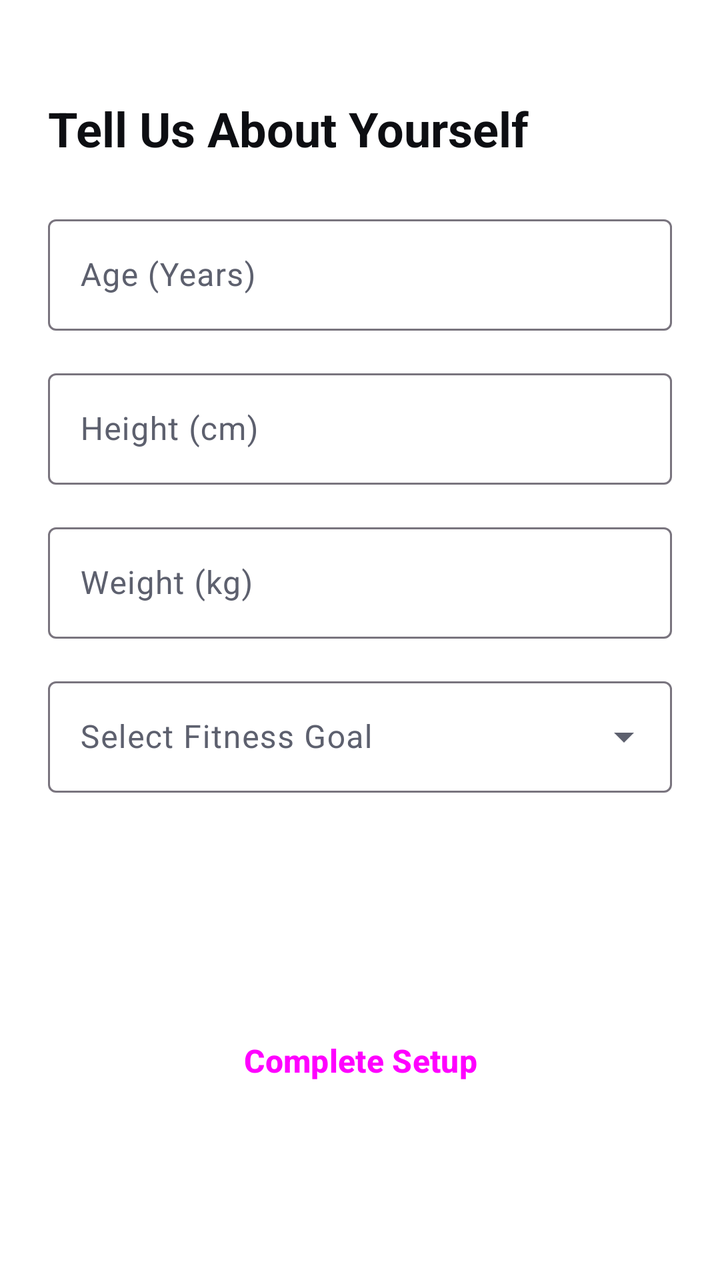
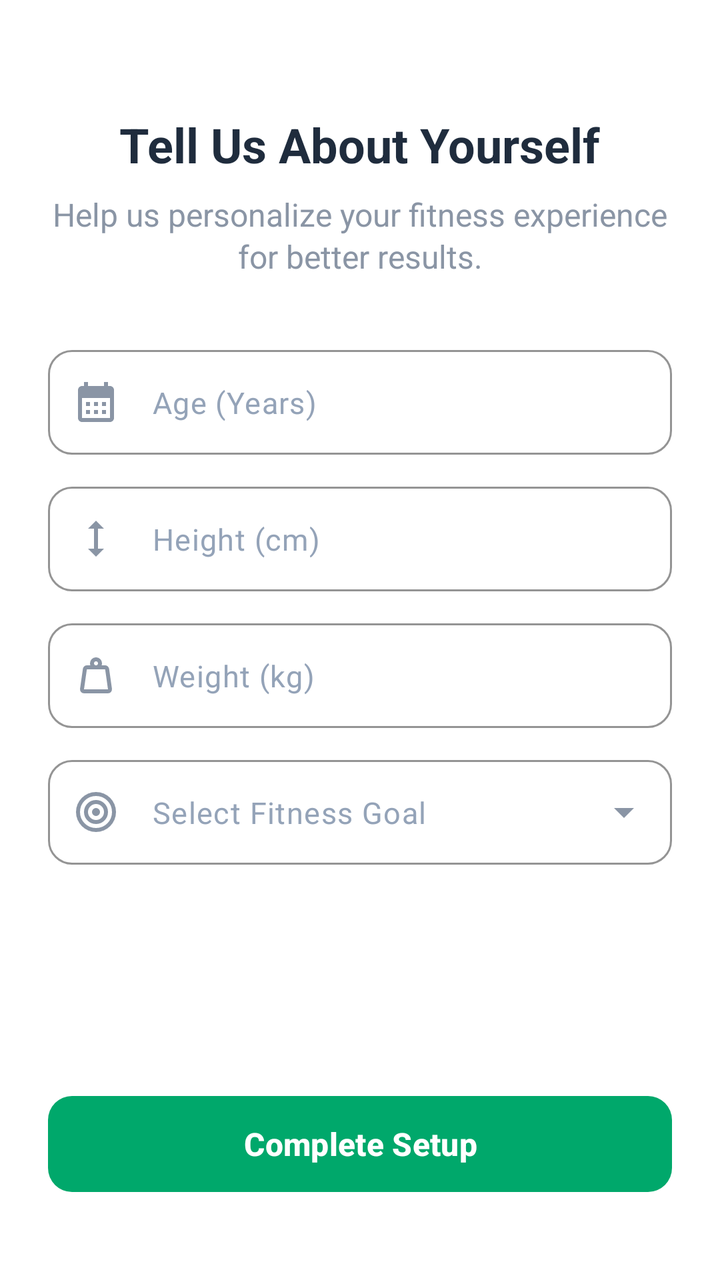

Two renders of the same Android screen: before a commit and after it. Below are the layout's source before the change and the commit's diff.
<!-- AndroidManifest.xml: application theme Theme.AuraFitAI -->
<!-- res/layout/fragment_onboarding.xml -->
<?xml version="1.0" encoding="utf-8"?>
<ScrollView xmlns:android="http://schemas.android.com/apk/res/android"
    xmlns:app="http://schemas.android.com/apk/res-auto"
    android:layout_width="match_parent"
    android:layout_height="match_parent"
    android:fillViewport="true"
    android:background="?android:windowBackground">

    <androidx.constraintlayout.widget.ConstraintLayout
        android:layout_width="match_parent"
        android:layout_height="wrap_content"
        android:padding="24dp">

        <TextView
            android:id="@+id/tvOnboardingTitle"
            android:layout_width="wrap_content"
            android:layout_height="wrap_content"
            android:layout_marginTop="24dp"
            android:text="Tell Us About Yourself"
            android:textColor="?attr/colorOnBackground"
            android:textSize="24sp"
            android:textStyle="bold"
            app:layout_constraintStart_toStartOf="parent"
            app:layout_constraintTop_toTopOf="parent" />

        <com.google.android.material.textfield.TextInputLayout
            android:id="@+id/tilAge"
            style="@style/Widget.Material3.TextInputLayout.OutlinedBox"
            android:layout_width="match_parent"
            android:layout_height="wrap_content"
            android:layout_marginTop="24dp"
            android:hint="Age (Years)"
            app:layout_constraintTop_toBottomOf="@id/tvOnboardingTitle">

            <com.google.android.material.textfield.TextInputEditText
                android:id="@+id/etAge"
                android:layout_width="match_parent"
                android:layout_height="wrap_content"
                android:inputType="number"
                android:textColor="?attr/colorOnBackground"/>
        </com.google.android.material.textfield.TextInputLayout>

        <com.google.android.material.textfield.TextInputLayout
            android:id="@+id/tilHeight"
            style="@style/Widget.Material3.TextInputLayout.OutlinedBox"
            android:layout_width="match_parent"
            android:layout_height="wrap_content"
            android:layout_marginTop="16dp"
            android:hint="Height (cm)"
            app:layout_constraintTop_toBottomOf="@id/tilAge">

            <com.google.android.material.textfield.TextInputEditText
                android:id="@+id/etHeight"
                android:layout_width="match_parent"
                android:layout_height="wrap_content"
                android:inputType="numberDecimal"
                android:textColor="?attr/colorOnBackground"/>
        </com.google.android.material.textfield.TextInputLayout>

        <com.google.android.material.textfield.TextInputLayout
            android:id="@+id/tilWeight"
            style="@style/Widget.Material3.TextInputLayout.OutlinedBox"
            android:layout_width="match_parent"
            android:layout_height="wrap_content"
            android:layout_marginTop="16dp"
            android:hint="Weight (kg)"
            app:layout_constraintTop_toBottomOf="@id/tilHeight">

            <com.google.android.material.textfield.TextInputEditText
                android:id="@+id/etWeight"
                android:layout_width="match_parent"
                android:layout_height="wrap_content"
                android:inputType="numberDecimal"
                android:textColor="?attr/colorOnBackground"/>
        </com.google.android.material.textfield.TextInputLayout>

        <com.google.android.material.textfield.TextInputLayout
            android:id="@+id/tilFitnessGoal"
            style="@style/Widget.Material3.TextInputLayout.OutlinedBox.ExposedDropdownMenu"
            android:layout_width="match_parent"
            android:layout_height="wrap_content"
            android:layout_marginTop="16dp"
            android:hint="Select Fitness Goal"
            app:layout_constraintTop_toBottomOf="@id/tilWeight">

            <AutoCompleteTextView
                android:id="@+id/actvFitnessGoal"
                android:layout_width="match_parent"
                android:layout_height="wrap_content"
                android:inputType="none"
                android:textColor="?attr/colorOnBackground"/>
        </com.google.android.material.textfield.TextInputLayout>

        <Button
            android:id="@+id/btnCompleteProfile"
            style="@style/Widget.Material3.Button"
            android:layout_width="match_parent"
            android:layout_height="56dp"
            android:layout_marginTop="48dp"
            android:text="Complete Setup"
            android:textSize="16sp"
            android:textStyle="bold"
            app:layout_constraintBottom_toBottomOf="parent"
            app:layout_constraintTop_toBottomOf="@id/tilFitnessGoal" />

    </androidx.constraintlayout.widget.ConstraintLayout>
</ScrollView>
<!-- resources referenced by this layout -->
<resources>
  <color name="athletic_emerald">#1B5E20</color>
  <color name="light_background">#FFFFFF</color>
  <color name="athletic_emerald_light">#4C8C4A</color>
  <color name="light_surface">#F4F6F9</color>
  <color name="light_surface_variant">#E9ECF0</color>
  <color name="light_on_background">#0D0E12</color>
  <color name="light_on_surface">#1A1C24</color>
  <color name="light_on_surface_variant">#5D606E</color>
  <!-- unchanged entries left out for length: 1 -->
</resources>

<!-- the commit's change to res/layout/fragment_onboarding.xml (unified diff, before → after) -->
@@ -1,107 +1,171 @@
 <?xml version="1.0" encoding="utf-8"?>
-<ScrollView xmlns:android="http://schemas.android.com/apk/res/android"
+<androidx.constraintlayout.widget.ConstraintLayout xmlns:android="http://schemas.android.com/apk/res/android"
     xmlns:app="http://schemas.android.com/apk/res-auto"
     android:layout_width="match_parent"
     android:layout_height="match_parent"
-    android:fillViewport="true"
-    android:background="?android:windowBackground">
+    android:background="@color/white"
+    android:padding="24dp">
 
-    <androidx.constraintlayout.widget.ConstraintLayout
+    <TextView
+        android:id="@+id/tvOnboardingTitle"
+        android:layout_width="wrap_content"
+        android:layout_height="wrap_content"
+        android:layout_marginTop="32dp"
+        android:text="Tell Us About Yourself"
+        android:textColor="@color/textColor"
+        android:textSize="24sp"
+        android:textStyle="bold"
+        app:layout_constraintEnd_toEndOf="parent"
+        app:layout_constraintStart_toStartOf="parent"
+        app:layout_constraintTop_toTopOf="parent" />
+
+    <TextView
+        android:id="@+id/tvOnboardingSubtitle"
+        android:layout_width="0dp"
+        android:layout_height="wrap_content"
+        android:layout_marginTop="8dp"
+        android:text="Help us personalize your fitness experience for better results."
+        android:textAlignment="center"
+        android:textColor="@color/textSecondary"
+        android:textSize="16sp"
+        android:lineSpacingMultiplier="1.1"
+        app:layout_constraintEnd_toEndOf="parent"
+        app:layout_constraintStart_toStartOf="parent"
+        app:layout_constraintTop_toBottomOf="@id/tvOnboardingTitle" />
+
+    <com.google.android.material.textfield.TextInputLayout
+        android:id="@+id/tilAge"
+        style="@style/Widget.Material3.TextInputLayout.OutlinedBox"
         android:layout_width="match_parent"
         android:layout_height="wrap_content"
-        android:padding="24dp">
+        android:layout_marginTop="36dp"
+        app:boxCornerRadiusTopStart="12dp"
+        app:boxCornerRadiusTopEnd="12dp"
+        app:boxCornerRadiusBottomStart="12dp"
+        app:boxCornerRadiusBottomEnd="12dp"
+        app:boxStrokeColor="@color/borderStroke"
+        app:boxStrokeWidth="1dp"
+        app:hintEnabled="false"
+        app:startIconDrawable="@drawable/ic_calender"
+        app:startIconTint="@color/input_icon_tint"
+        app:layout_constraintTop_toBottomOf="@id/tvOnboardingSubtitle">
 
-        <TextView
-            android:id="@+id/tvOnboardingTitle"
-            android:layout_width="wrap_content"
-            android:layout_height="wrap_content"
-            android:layout_marginTop="24dp"
-            android:text="Tell Us About Yourself"
-            android:textColor="?attr/colorOnBackground"
-            android:textSize="24sp"
-            android:textStyle="bold"
-            app:layout_constraintStart_toStartOf="parent"
-            app:layout_constraintTop_toTopOf="parent" />
-
-        <com.google.android.material.textfield.TextInputLayout
-            android:id="@+id/tilAge"
-            style="@style/Widget.Material3.TextInputLayout.OutlinedBox"
+        <com.google.android.material.textfield.TextInputEditText
+            android:id="@+id/etAge"
             android:layout_width="match_parent"
             android:layout_height="wrap_content"
-            android:layout_marginTop="24dp"
             android:hint="Age (Years)"
-            app:layout_constraintTop_toBottomOf="@id/tvOnboardingTitle">
+            android:textColorHint="@color/input_hint_color"
+            android:inputType="number"
+            android:paddingStart="12dp"
+            android:paddingVertical="16dp"
+            android:textColor="@color/textColor"
+            android:textSize="15sp"/>
+    </com.google.android.material.textfield.TextInputLayout>
 
-            <com.google.android.material.textfield.TextInputEditText
-                android:id="@+id/etAge"
-                android:layout_width="match_parent"
-                android:layout_height="wrap_content"
-                android:inputType="number"
-                android:textColor="?attr/colorOnBackground"/>
-        </com.google.android.material.textfield.TextInputLayout>
+    <com.google.android.material.textfield.TextInputLayout
+        android:id="@+id/tilHeight"
+        style="@style/Widget.Material3.TextInputLayout.OutlinedBox"
+        android:layout_width="match_parent"
+        android:layout_height="wrap_content"
+        android:layout_marginTop="16dp"
+        app:boxCornerRadiusTopStart="12dp"
+        app:boxCornerRadiusTopEnd="12dp"
+        app:boxCornerRadiusBottomStart="12dp"
+        app:boxCornerRadiusBottomEnd="12dp"
+        app:boxStrokeColor="@color/borderStroke"
+        app:boxStrokeWidth="1dp"
+        app:hintEnabled="false"
+        app:startIconDrawable="@drawable/ic_height"
+        app:startIconTint="@color/input_icon_tint"
+        app:layout_constraintTop_toBottomOf="@id/tilAge">
 
-        <com.google.android.material.textfield.TextInputLayout
-            android:id="@+id/tilHeight"
-            style="@style/Widget.Material3.TextInputLayout.OutlinedBox"
+        <com.google.android.material.textfield.TextInputEditText
+            android:id="@+id/etHeight"
             android:layout_width="match_parent"
             android:layout_height="wrap_content"
-            android:layout_marginTop="16dp"
             android:hint="Height (cm)"
-            app:layout_constraintTop_toBottomOf="@id/tilAge">
+            android:textColorHint="@color/input_hint_color"
+            android:inputType="numberDecimal"
+            android:paddingStart="12dp"
+            android:paddingVertical="16dp"
+            android:textColor="@color/textColor"
+            android:textSize="15sp"/>
+    </com.google.android.material.textfield.TextInputLayout>
 
-            <com.google.android.material.textfield.TextInputEditText
-                android:id="@+id/etHeight"
-                android:layout_width="match_parent"
-                android:layout_height="wrap_content"
-                android:inputType="numberDecimal"
-                android:textColor="?attr/colorOnBackground"/>
-        </com.google.android.material.textfield.TextInputLayout>
+    <com.google.android.material.textfield.TextInputLayout
+        android:id="@+id/tilWeight"
+        style="@style/Widget.Material3.TextInputLayout.OutlinedBox"
+        android:layout_width="match_parent"
+        android:layout_height="wrap_content"
+        android:layout_marginTop="16dp"
+        app:boxCornerRadiusTopStart="12dp"
+        app:boxCornerRadiusTopEnd="12dp"
+        app:boxCornerRadiusBottomStart="12dp"
+        app:boxCornerRadiusBottomEnd="12dp"
+        app:boxStrokeColor="@color/borderStroke"
+        app:boxStrokeWidth="1dp"
+        app:hintEnabled="false"
+        app:startIconDrawable="@drawable/ic_weight"
+        app:startIconTint="@color/input_icon_tint"
+        app:layout_constraintTop_toBottomOf="@id/tilHeight">
 
-        <com.google.android.material.textfield.TextInputLayout
-            android:id="@+id/tilWeight"
-            style="@style/Widget.Material3.TextInputLayout.OutlinedBox"
+        <com.google.android.material.textfield.TextInputEditText
+            android:id="@+id/etWeight"
             android:layout_width="match_parent"
             android:layout_height="wrap_content"
-            android:layout_marginTop="16dp"
             android:hint="Weight (kg)"
-            app:layout_constraintTop_toBottomOf="@id/tilHeight">
+            android:textColorHint="@color/input_hint_color"
+            android:inputType="numberDecimal"
+            android:paddingStart="12dp"
+            android:paddingVertical="16dp"
+            android:textColor="@color/textColor"
+            android:textSize="15sp"/>
+    </com.google.android.material.textfield.TextInputLayout>
 
-            <com.google.android.material.textfield.TextInputEditText
-                android:id="@+id/etWeight"
-                android:layout_width="match_parent"
-                android:layout_height="wrap_content"
-                android:inputType="numberDecimal"
-                android:textColor="?attr/colorOnBackground"/>
-        </com.google.android.material.textfield.TextInputLayout>
+    <com.google.android.material.textfield.TextInputLayout
+        android:id="@+id/tilFitnessGoal"
+        style="@style/Widget.Material3.TextInputLayout.OutlinedBox.ExposedDropdownMenu"
+        android:layout_width="match_parent"
+        android:layout_height="wrap_content"
+        android:layout_marginTop="16dp"
+        app:boxCornerRadiusTopStart="12dp"
+        app:boxCornerRadiusTopEnd="12dp"
+        app:boxCornerRadiusBottomStart="12dp"
+        app:boxCornerRadiusBottomEnd="12dp"
+        app:boxStrokeColor="@color/borderStroke"
+        app:boxStrokeWidth="1dp"
+        app:hintEnabled="false"
+        app:startIconDrawable="@drawable/ic_goal"
+        app:startIconTint="@color/input_icon_tint"
+        app:endIconTint="@color/input_icon_tint"
+        app:layout_constraintTop_toBottomOf="@id/tilWeight">
 
-        <com.google.android.material.textfield.TextInputLayout
-            android:id="@+id/tilFitnessGoal"
-            style="@style/Widget.Material3.TextInputLayout.OutlinedBox.ExposedDropdownMenu"
+        <AutoCompleteTextView
+            android:id="@+id/actvFitnessGoal"
             android:layout_width="match_parent"
             android:layout_height="wrap_content"
-            android:layout_marginTop="16dp"
             android:hint="Select Fitness Goal"
-            app:layout_constraintTop_toBottomOf="@id/tilWeight">
+            android:textColorHint="@color/input_hint_color"
+            android:inputType="none"
+            android:paddingStart="12dp"
+            android:paddingVertical="16dp"
+            android:textColor="@color/textColor"
+            android:textSize="15sp" />
+    </com.google.android.material.textfield.TextInputLayout>
 
-            <AutoCompleteTextView
-                android:id="@+id/actvFitnessGoal"
-                android:layout_width="match_parent"
-                android:layout_height="wrap_content"
-                android:inputType="none"
-                android:textColor="?attr/colorOnBackground"/>
-        </com.google.android.material.textfield.TextInputLayout>
+    <com.google.android.material.button.MaterialButton
+        android:id="@+id/btnCompleteProfile"
+        style="@style/Widget.Material3.Button"
+        android:layout_width="match_parent"
+        android:layout_height="56dp"
+        android:layout_marginBottom="16dp"
+        android:text="Complete Setup"
+        android:textColor="@color/white"
+        android:textSize="16sp"
+        android:textStyle="bold"
+        app:backgroundTint="@color/gradient_auth_center"
+        app:cornerRadius="12dp"
+        app:layout_constraintBottom_toBottomOf="parent" />
 
-        <Button
-            android:id="@+id/btnCompleteProfile"
-            style="@style/Widget.Material3.Button"
-            android:layout_width="match_parent"
-            android:layout_height="56dp"
-            android:layout_marginTop="48dp"
-            android:text="Complete Setup"
-            android:textSize="16sp"
-            android:textStyle="bold"
-            app:layout_constraintBottom_toBottomOf="parent"
-            app:layout_constraintTop_toBottomOf="@id/tilFitnessGoal" />
-
-    </androidx.constraintlayout.widget.ConstraintLayout>
-</ScrollView>
+</androidx.constraintlayout.widget.ConstraintLayout>
<!-- resource entries referenced after the edit -->
@@ -1,5 +1,36 @@
 <!-- resources referenced by this layout -->
 <resources>
+  <color name="borderStroke">#E2E8F0</color>
+  <color name="gradient_auth_center">#00A86B</color>
+  <color name="input_hint_color">#94A3B8</color>
+  <color name="input_icon_tint">#8A95A5</color>
+  <color name="textColor">#1F2C3D</color>
+  <color name="textSecondary">#8A95A5</color>
+  <color name="white">#FFFFFF</color>
+  <!-- drawable ic_calender (drawable) -->
+  <vector xmlns:android="http://schemas.android.com/apk/res/android" android:height="24dp" android:tint="#8A95A5" android:viewportHeight="24" android:viewportWidth="24" android:width="24dp">
+        
+      <path android:fillColor="@android:color/white" android:pathData="M19,4h-1V2h-2v2H8V2H6v2H5C3.89,4 3.01,4.9 3.01,6L3,20c0,1.1 0.89,2 2,2h14c1.1,0 2,-0.9 2,-2V6C21,4.9 20.1,4 19,4zM19,20H5V10h14V20zM9,14H7v-2h2V14zM13,14h-2v-2h2V14zM17,14h-2v-2h2V14zM9,18H7v-2h2V18zM13,18h-2v-2h2V18zM17,18h-2v-2h2V18z"/>
+      
+  </vector>
+  <!-- drawable ic_goal (drawable) -->
+  <vector xmlns:android="http://schemas.android.com/apk/res/android" android:height="24dp" android:tint="#8A95A5" android:viewportHeight="960" android:viewportWidth="960" android:width="24dp">
+        
+      <path android:fillColor="@android:color/white" android:pathData="M324,848.5Q251,817 197,763Q143,709 111.5,636Q80,563 80,480Q80,397 111.5,324Q143,251 197,197Q251,143 324,111.5Q397,80 480,80Q563,80 636,111.5Q709,143 763,197Q817,251 848.5,324Q880,397 880,480Q880,563 848.5,636Q817,709 763,763Q709,817 636,848.5Q563,880 480,880Q397,880 324,848.5ZM707,707Q800,614 800,480Q800,346 707,253Q614,160 480,160Q346,160 253,253Q160,346 160,480Q160,614 253,707Q346,800 480,800Q614,800 707,707ZM310,650Q240,580 240,480Q240,380 310,310Q380,240 480,240Q580,240 650,310Q720,380 720,480Q720,580 650,650Q580,720 480,720Q380,720 310,650ZM593,593Q640,546 640,480Q640,414 593,367Q546,320 480,320Q414,320 367,367Q320,414 320,480Q320,546 367,593Q414,640 480,640Q546,640 593,593ZM423.5,536.5Q400,513 400,480Q400,447 423.5,423.5Q447,400 480,400Q513,400 536.5,423.5Q560,447 560,480Q560,513 536.5,536.5Q513,560 480,560Q447,560 423.5,536.5Z"/>
+      
+  </vector>
+  <!-- drawable ic_height (drawable) -->
+  <vector xmlns:android="http://schemas.android.com/apk/res/android" android:height="24dp" android:tint="#8A95A5" android:viewportHeight="24" android:viewportWidth="24" android:width="24dp">
+        
+      <path android:fillColor="@android:color/white" android:pathData="M13,6.99l3,0l-4,-3.99l-4,3.99l3,0l0,10.02l-3,0l4,3.99l4,-3.99l-3,0z"/>
+      
+  </vector>
+  <!-- drawable ic_weight (drawable) -->
+  <vector xmlns:android="http://schemas.android.com/apk/res/android" android:height="24dp" android:tint="#8A95A5" android:viewportHeight="960" android:viewportWidth="960" android:width="24dp">
+        
+      <path android:fillColor="@android:color/white" android:pathData="M240,760L720,760Q720,760 720,760Q720,760 720,760L663,360Q663,360 663,360Q663,360 663,360L297,360Q297,360 297,360Q297,360 297,360L240,760Q240,760 240,760Q240,760 240,760ZM480,280Q497,280 508.5,268.5Q520,257 520,240Q520,223 508.5,211.5Q497,200 480,200Q463,200 451.5,211.5Q440,223 440,240Q440,257 451.5,268.5Q463,280 480,280ZM593,280L663,280Q693,280 715,300Q737,320 742,349L799,749Q804,785 780.5,812.5Q757,840 720,840L240,840Q203,840 179.5,812.5Q156,785 161,749L218,349Q223,320 245,300Q267,280 297,280L367,280Q364,270 362,260.5Q360,251 360,240Q360,190 395,155Q430,120 480,120Q530,120 565,155Q600,190 600,240Q600,251 598,260.5Q596,270 593,280ZM240,760Q240,760 240,760Q240,760 240,760L240,760Q240,760 240,760Q240,760 240,760L720,760Q720,760 720,760Q720,760 720,760L720,760Q720,760 720,760Q720,760 720,760L240,760Z"/>
+      
+  </vector>
   <color name="athletic_emerald">#1B5E20</color>
   <color name="light_background">#FFFFFF</color>
   <color name="athletic_emerald_light">#4C8C4A</color>
